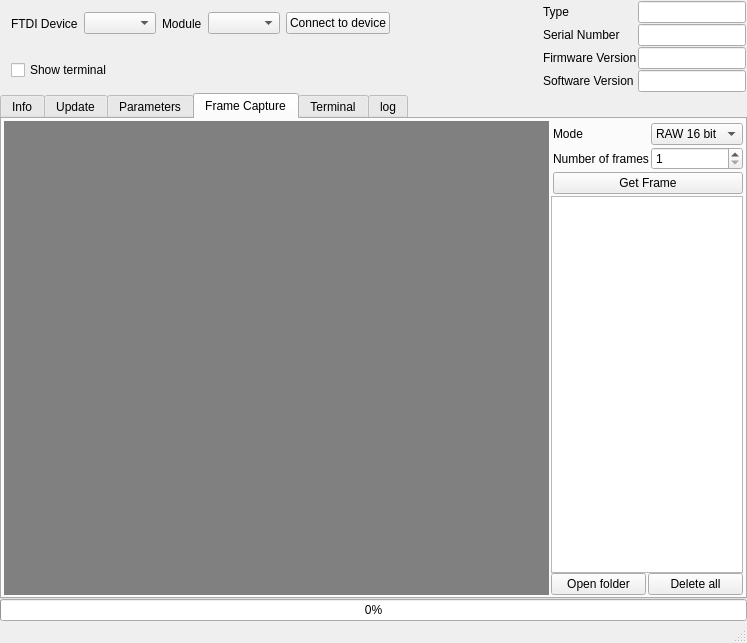
dzenmaster/FTDIDeviceControl, file FTDIDeviceControl/ftdidevicecontrol.ui: the form before one commit.
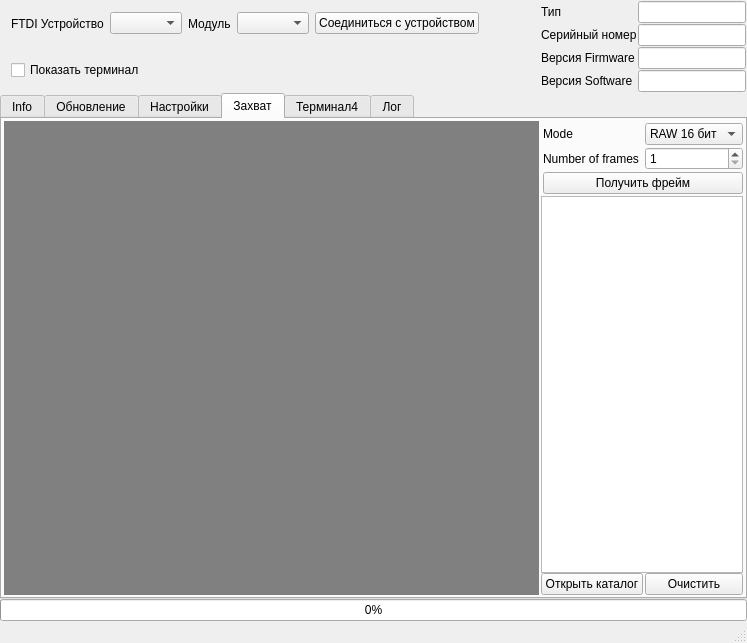
The form after the commit. The open tabs and pages were chosen to show the change. Icons and pictures are not drawn. Custom widgets are drawn as their Qt base class.

The edit to the form file:
```diff
--- a/FTDIDeviceControl/ftdidevicecontrol.ui
+++ b/FTDIDeviceControl/ftdidevicecontrol.ui
@@ -40,7 +40,7 @@
        <item>
         <widget class="QLabel" name="label">
          <property name="text">
-          <string>FTDI Device</string>
+          <string>FTDI Устройство</string>
          </property>
         </widget>
        </item>
@@ -50,7 +50,7 @@
        <item>
         <widget class="QLabel" name="lModule">
          <property name="text">
-          <string>Module</string>
+          <string>Модуль</string>
          </property>
         </widget>
        </item>
@@ -60,7 +60,7 @@
        <item>
         <widget class="QPushButton" name="pbConnectToDevice">
          <property name="text">
-          <string>Connect to device</string>
+          <string>Соединиться с устройством</string>
          </property>
         </widget>
        </item>
@@ -92,7 +92,7 @@
        <item>
         <widget class="QCheckBox" name="cbShowTerminal">
          <property name="text">
-          <string>Show terminal</string>
+          <string>Показать терминал</string>
          </property>
         </widget>
        </item>
@@ -142,7 +142,7 @@
        <item row="1" column="0">
         <widget class="QLabel" name="label_3">
          <property name="text">
-          <string>Serial Number</string>
+          <string>Серийный номер</string>
          </property>
         </widget>
        </item>
@@ -162,14 +162,14 @@
        <item row="2" column="0">
         <widget class="QLabel" name="label_6">
          <property name="text">
-          <string>Firmware Version</string>
+          <string>Версия Firmware</string>
          </property>
         </widget>
        </item>
        <item row="3" column="0">
         <widget class="QLabel" name="label_4">
          <property name="text">
-          <string>Software Version</string>
+          <string>Версия Software</string>
          </property>
         </widget>
        </item>
@@ -189,7 +189,7 @@
        <item row="0" column="0">
         <widget class="QLabel" name="label_5">
          <property name="text">
-          <string>Type</string>
+          <string>Тип</string>
          </property>
         </widget>
        </item>
@@ -268,7 +268,7 @@
       </widget>
       <widget class="QWidget" name="tab_3">
        <attribute name="title">
-        <string>Update</string>
+        <string>Обновление</string>
        </attribute>
        <layout class="QVBoxLayout" name="verticalLayout_5">
         <property name="spacing">
@@ -529,12 +529,12 @@
       </widget>
       <widget class="QWidget" name="tab_2">
        <attribute name="title">
-        <string>Parameters</string>
+        <string>Настройки</string>
        </attribute>
       </widget>
       <widget class="QWidget" name="tab_4">
        <attribute name="title">
-        <string>Frame Capture</string>
+        <string>Захват</string>
        </attribute>
        <layout class="QHBoxLayout" name="horizontalLayout_12">
         <property name="spacing">
@@ -651,14 +651,14 @@
               <item>
                <widget class="QWidget" name="widget_11" native="true">
                 <property name="sizePolicy">
-                 <sizepolicy hsizetype="Maximum" vsizetype="Maximum">
+                 <sizepolicy hsizetype="Expanding" vsizetype="Maximum">
                   <horstretch>0</horstretch>
                   <verstretch>0</verstretch>
                  </sizepolicy>
                 </property>
                 <layout class="QFormLayout" name="formLayout_3">
                  <property name="horizontalSpacing">
-                  <number>2</number>
+                  <number>6</number>
                  </property>
                  <property name="verticalSpacing">
                   <number>2</number>
@@ -691,7 +691,7 @@
                  <item row="0" column="1">
                   <widget class="QComboBox" name="comboBox">
                    <property name="sizePolicy">
-                    <sizepolicy hsizetype="Preferred" vsizetype="Fixed">
+                    <sizepolicy hsizetype="Expanding" vsizetype="Fixed">
                      <horstretch>0</horstretch>
                      <verstretch>0</verstretch>
                     </sizepolicy>
@@ -704,7 +704,7 @@
                    </property>
                    <item>
                     <property name="text">
-                     <string>RAW 16 bit</string>
+                     <string>RAW 16 бит</string>
                     </property>
                    </item>
                    <item>
@@ -729,7 +729,7 @@
                  <item row="1" column="1">
                   <widget class="QSpinBox" name="spinBox">
                    <property name="sizePolicy">
-                    <sizepolicy hsizetype="Minimum" vsizetype="Fixed">
+                    <sizepolicy hsizetype="Expanding" vsizetype="Fixed">
                      <horstretch>0</horstretch>
                      <verstretch>0</verstretch>
                     </sizepolicy>
@@ -745,13 +745,13 @@
                  <item row="2" column="0" colspan="2">
                   <widget class="QPushButton" name="pbFCView">
                    <property name="sizePolicy">
-                    <sizepolicy hsizetype="Minimum" vsizetype="Fixed">
+                    <sizepolicy hsizetype="Expanding" vsizetype="Fixed">
                      <horstretch>0</horstretch>
                      <verstretch>0</verstretch>
                     </sizepolicy>
                    </property>
                    <property name="text">
-                    <string>Get Frame</string>
+                    <string>Получить фрейм</string>
                    </property>
                   </widget>
                  </item>
@@ -792,14 +792,14 @@
               <item>
                <widget class="QPushButton" name="pbOpenFolder">
                 <property name="text">
-                 <string>Open folder</string>
+                 <string>Открыть каталог</string>
                 </property>
                </widget>
               </item>
               <item>
                <widget class="QPushButton" name="pbClearFrameFolder">
                 <property name="text">
-                 <string>Delete all</string>
+                 <string>Очистить</string>
                 </property>
                </widget>
               </item>
@@ -813,7 +813,7 @@
       </widget>
       <widget class="QWidget" name="tab_5">
        <attribute name="title">
-        <string>Terminal</string>
+        <string>Терминал4</string>
        </attribute>
        <layout class="QVBoxLayout" name="verticalLayout_2">
         <property name="spacing">
@@ -1007,7 +1007,7 @@
       </widget>
       <widget class="QWidget" name="tab_6">
        <attribute name="title">
-        <string>log</string>
+        <string>Лог</string>
        </attribute>
        <layout class="QHBoxLayout" name="horizontalLayout_4">
         <property name="spacing">
```
Left out of the diff: 20 changed lines with no effect on the pictures.
